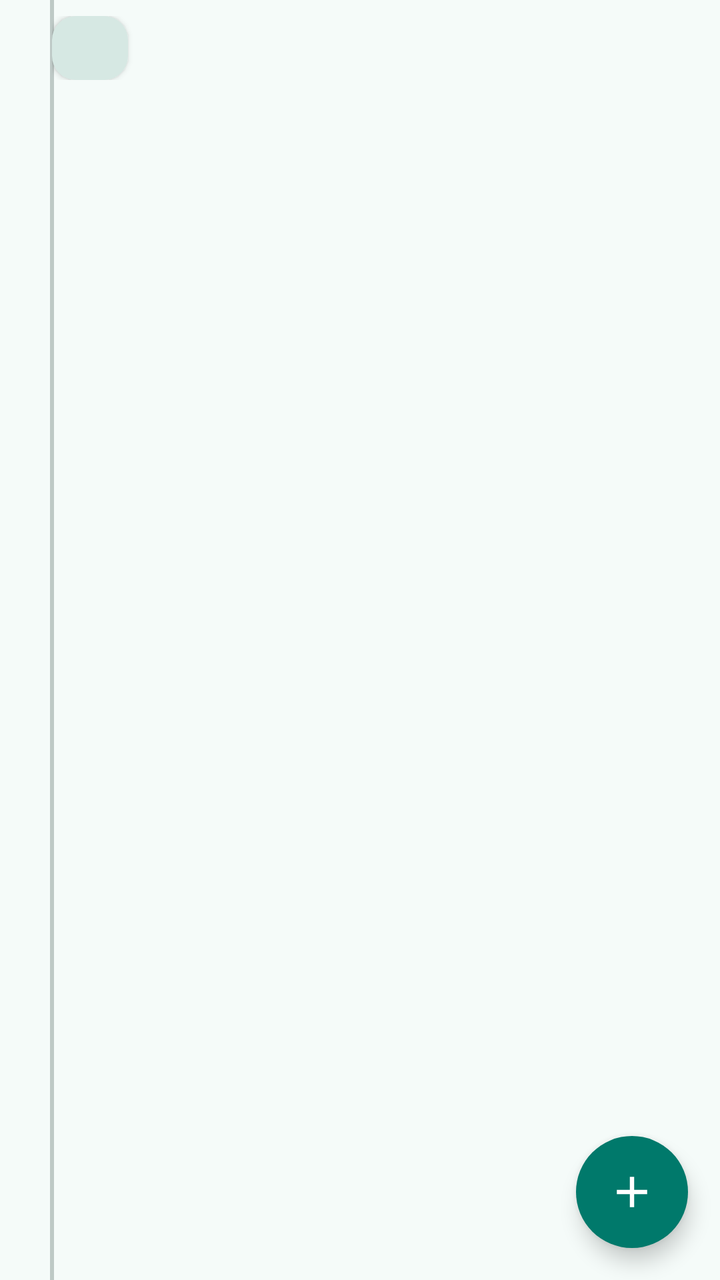
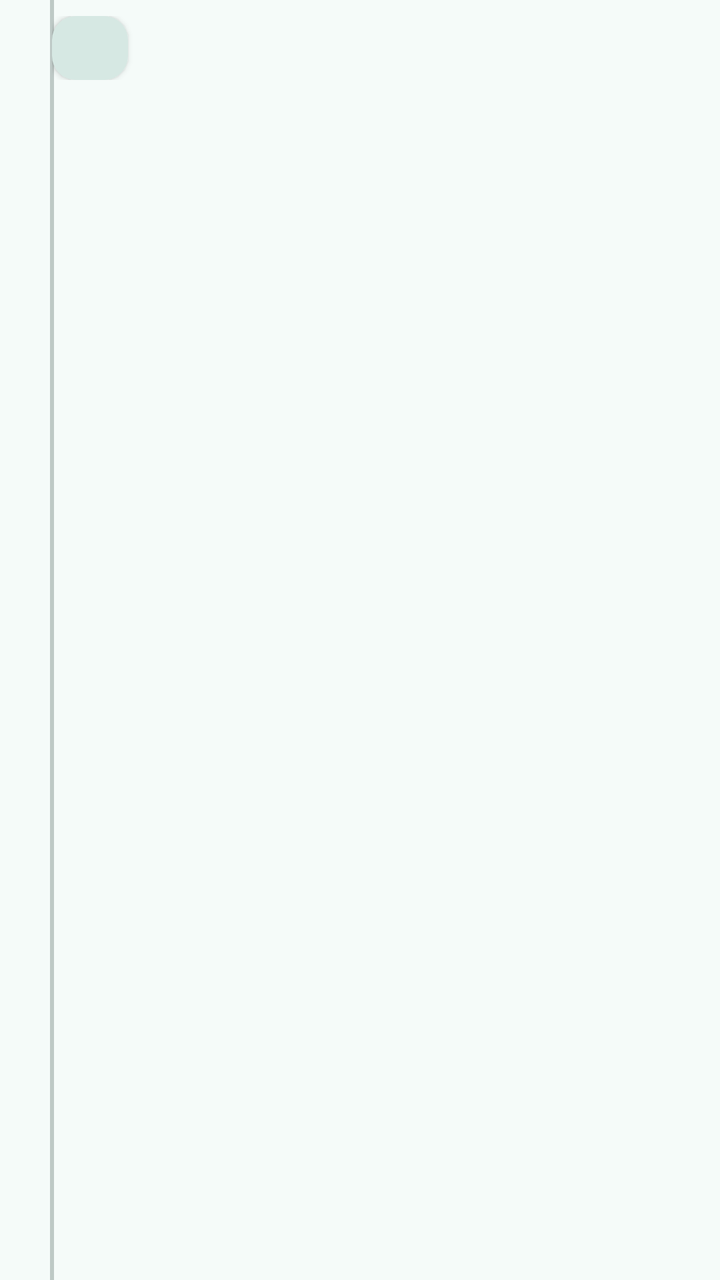

Compare the two renders of this Android layout. The source of the first and the diff that turns it into the second are given below.
<!-- AndroidManifest.xml: application theme Theme.ConsoBox -->
<!-- res/layout/layout_viewvoituredepenses.xml -->
<?xml version="1.0" encoding="utf-8"?>
<RelativeLayout xmlns:android="http://schemas.android.com/apk/res/android"
    android:id="@id/viewvoiture_contentdepenses"
    android:layout_width="match_parent"
    android:layout_height="match_parent">

    
    <ImageView
        android:id="@id/viewsvoiture_poteaudepense"
        android:layout_width="20dp"
        android:layout_height="match_parent"
        android:layout_marginLeft="16dp"
        android:importantForAccessibility="no"
        android:scaleType="fitXY"
        android:src="@drawable/poteau" />

    <ListView
        android:id="@id/view_voiture_depenses"
        android:layout_width="match_parent"
        android:layout_height="match_parent"
        android:layout_marginLeft="-10dp"
        android:layout_toRightOf="@id/viewsvoiture_poteaudepense"
        android:clipToPadding="false"
        android:divider="#00000000"
        android:paddingTop="4dp"
        android:paddingBottom="88dp" />

    
    <RelativeLayout
        android:id="@id/depensesmonthpinned"
        android:layout_width="match_parent"
        android:layout_height="wrap_content"
        android:layout_marginLeft="26dp"
        android:layout_marginTop="8dp">

        <LinearLayout
            android:layout_width="wrap_content"
            android:layout_height="32dp"
            android:background="@drawable/month"
            android:elevation="2dp"
            android:gravity="center_vertical"
            android:orientation="horizontal"
            android:paddingLeft="14dp"
            android:paddingRight="14dp">

            <TextView
                android:id="@id/type"
                android:layout_width="wrap_content"
                android:layout_height="wrap_content"
                android:fontFamily="sans-serif-medium"
                android:textColor="@color/cb_on_secondary_container"
                android:textSize="14sp" />

            <TextView
                android:id="@id/prix"
                android:layout_width="wrap_content"
                android:layout_height="wrap_content"
                android:layout_marginLeft="10dp"
                android:textColor="@color/cb_on_secondary_container"
                android:textSize="14sp" />
        </LinearLayout>
    </RelativeLayout>

    <Button
        android:id="@id/view_voiture_ajouterdepense"
        style="@style/Widget.ConsoBox.Fab"
        android:layout_width="56dp"
        android:layout_height="56dp"
        android:layout_alignParentRight="true"
        android:layout_alignParentBottom="true"
        android:layout_margin="16dp"
        android:contentDescription="@string/ajouter" />
</RelativeLayout>
<!-- resources referenced by this layout -->
<resources>
  <color name="cb_on_secondary_container">#112320</color>
  <!-- drawable month (drawable) -->
  <?xml version="1.0" encoding="utf-8"?>
  <shape xmlns:android="http://schemas.android.com/apk/res/android" android:shape="rectangle">
      <corners android:radius="12dp"/>
      <solid android:color="@color/cb_secondary_container"/>
  </shape>
  <!-- drawable poteau (drawable) -->
  <?xml version="1.0" encoding="utf-8"?>
  <inset xmlns:android="http://schemas.android.com/apk/res/android" android:insetLeft="9dp" android:insetRight="9dp">
      <shape android:shape="rectangle">
          <solid android:color="@color/cb_outline"/>
      </shape>
  </inset>
  <string name="ajouter">Add</string>
  <style name="Widget.ConsoBox.Fab">
          <item name="android:background">@drawable/cb_fab</item>
          <item name="android:elevation">6dp</item>
          <item name="android:stateListAnimator">@null</item>
          <item name="android:minWidth">0dp</item>
          <item name="android:minHeight">0dp</item>
          <item name="android:padding">0dp</item>
          <item name="android:text">@null</item>
      </style>
  <style name="Theme.ConsoBox" parent="@style/Theme.ConsoBox.Base" />
  <color name="cb_secondary_container">#D6E8E3</color>
  <color name="cb_outline">#BEC9C6</color>
  <!-- drawable cb_fab (drawable) -->
  <?xml version="1.0" encoding="utf-8"?>
  <ripple xmlns:android="http://schemas.android.com/apk/res/android" android:color="#33FFFFFF">
      <item>
          <layer-list>
              <item>
                  <shape android:shape="oval">
                      <solid android:color="@color/cb_primary"/>
                  </shape>
              </item>
              <item android:drawable="@drawable/cb_ic_add" android:gravity="center" android:width="26dp" android:height="26dp"/>
          </layer-list>
      </item>
  </ripple>
  <color name="cb_primary">#00796B</color>
  <!-- drawable cb_ic_add (drawable) -->
  <?xml version="1.0" encoding="utf-8"?>
  <vector xmlns:android="http://schemas.android.com/apk/res/android" android:width="24dp" android:height="24dp" android:viewportWidth="24" android:viewportHeight="24">
      <path android:fillColor="@color/cb_on_primary" android:pathData="M19,13h-6v6h-2v-6H5v-2h6V5h2v6h6v2z"/>
  </vector>
  <style name="Theme.ConsoBox.Platform" parent="@android:style/Theme.Material.Light.DarkActionBar" />
  <color name="cb_toolbar">#00796B</color>
  <color name="cb_statusbar">#00695C</color>
  <color name="cb_background">#F5FBF9</color>
  <color name="cb_on_surface">#161D1C</color>
  <color name="cb_on_surface_variant">#3F4947</color>
  <!-- drawable cb_divider (drawable) -->
  <?xml version="1.0" encoding="utf-8"?>
  <inset xmlns:android="http://schemas.android.com/apk/res/android" android:insetLeft="16dp" android:insetRight="16dp">
      <shape android:shape="rectangle">
          <size android:height="1dp"/>
          <solid android:color="@color/cb_outline"/>
      </shape>
  </inset>
  <style name="Theme.ConsoBox.Dialog" parent="@style/Theme.ConsoBox.Dialog.Base" />
  <style name="Widget.ConsoBox.ActionBar" parent="@android:style/Widget.Material.ActionBar.Solid">
          <item name="android:background">@color/cb_toolbar</item>
          <item name="android:elevation">0dp</item>
      </style>
  <color name="cb_on_primary">#FFFFFF</color>
  <style name="Theme.ConsoBox.Platform.Alert" parent="@android:style/Theme.Material.Light.Dialog.Alert" />
  <!-- drawable cb_dialog_bg (drawable) -->
  <?xml version="1.0" encoding="utf-8"?>
  <inset xmlns:android="http://schemas.android.com/apk/res/android" android:insetLeft="20dp" android:insetRight="20dp" android:insetTop="24dp" android:insetBottom="24dp">
      <shape android:shape="rectangle">
          <corners android:radius="28dp"/>
          <solid android:color="@color/cb_surface"/>
      </shape>
  </inset>
  <style name="Theme.ConsoBox.Platform.Dialog" parent="@android:style/Theme.Material.Light.Dialog" />
  <color name="cb_surface">#FFFFFF</color>
  <!-- unchanged entries left out for length: 5 -->
</resources>

<!-- the commit's change to res/layout/layout_viewvoituredepenses.xml (unified diff, before → after) -->
@@ -23,7 +23,7 @@
         android:clipToPadding="false"
         android:divider="#00000000"
         android:paddingTop="4dp"
-        android:paddingBottom="88dp" />
+        android:paddingBottom="16dp" />
 
     
     <RelativeLayout
@@ -61,13 +61,4 @@
         </LinearLayout>
     </RelativeLayout>
 
-    <Button
-        android:id="@id/view_voiture_ajouterdepense"
-        style="@style/Widget.ConsoBox.Fab"
-        android:layout_width="56dp"
-        android:layout_height="56dp"
-        android:layout_alignParentRight="true"
-        android:layout_alignParentBottom="true"
-        android:layout_margin="16dp"
-        android:contentDescription="@string/ajouter" />
 </RelativeLayout>
<!-- resource entries referenced after the edit -->
@@ -14,39 +14,10 @@
           <solid android:color="@color/cb_outline"/>
       </shape>
   </inset>
-  <string name="ajouter">Add</string>
-  <style name="Widget.ConsoBox.Fab">
-          <item name="android:background">@drawable/cb_fab</item>
-          <item name="android:elevation">6dp</item>
-          <item name="android:stateListAnimator">@null</item>
-          <item name="android:minWidth">0dp</item>
-          <item name="android:minHeight">0dp</item>
-          <item name="android:padding">0dp</item>
-          <item name="android:text">@null</item>
-      </style>
   <style name="Theme.ConsoBox" parent="@style/Theme.ConsoBox.Base" />
   <color name="cb_secondary_container">#D6E8E3</color>
   <color name="cb_outline">#BEC9C6</color>
-  <!-- drawable cb_fab (drawable) -->
-  <?xml version="1.0" encoding="utf-8"?>
-  <ripple xmlns:android="http://schemas.android.com/apk/res/android" android:color="#33FFFFFF">
-      <item>
-          <layer-list>
-              <item>
-                  <shape android:shape="oval">
-                      <solid android:color="@color/cb_primary"/>
-                  </shape>
-              </item>
-              <item android:drawable="@drawable/cb_ic_add" android:gravity="center" android:width="26dp" android:height="26dp"/>
-          </layer-list>
-      </item>
-  </ripple>
   <color name="cb_primary">#00796B</color>
-  <!-- drawable cb_ic_add (drawable) -->
-  <?xml version="1.0" encoding="utf-8"?>
-  <vector xmlns:android="http://schemas.android.com/apk/res/android" android:width="24dp" android:height="24dp" android:viewportWidth="24" android:viewportHeight="24">
-      <path android:fillColor="@color/cb_on_primary" android:pathData="M19,13h-6v6h-2v-6H5v-2h6V5h2v6h6v2z"/>
-  </vector>
   <style name="Theme.ConsoBox.Platform" parent="@android:style/Theme.Material.Light.DarkActionBar" />
   <color name="cb_toolbar">#00796B</color>
   <color name="cb_statusbar">#00695C</color>
